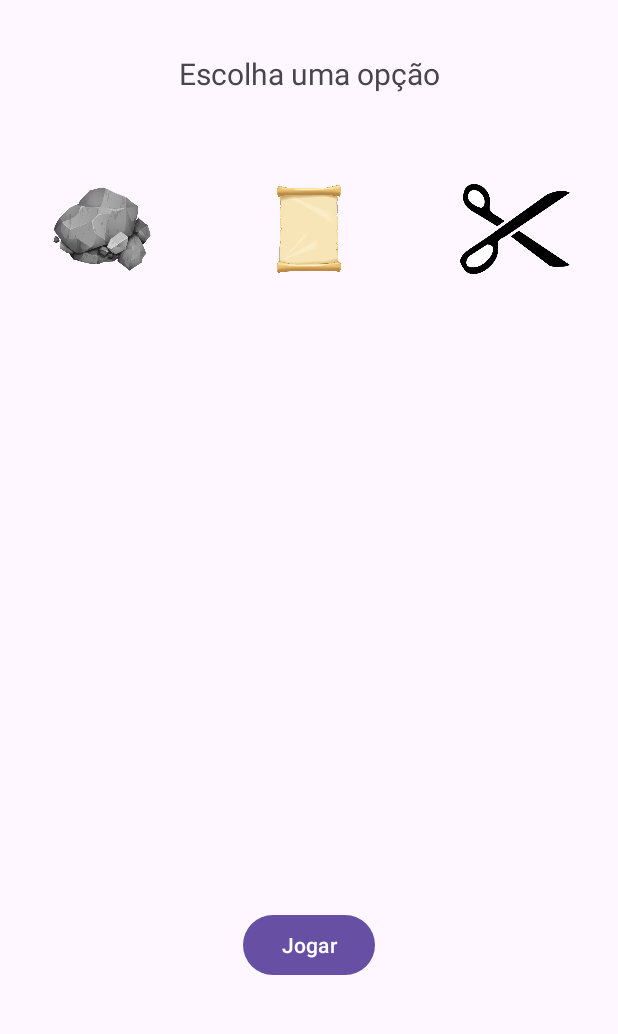
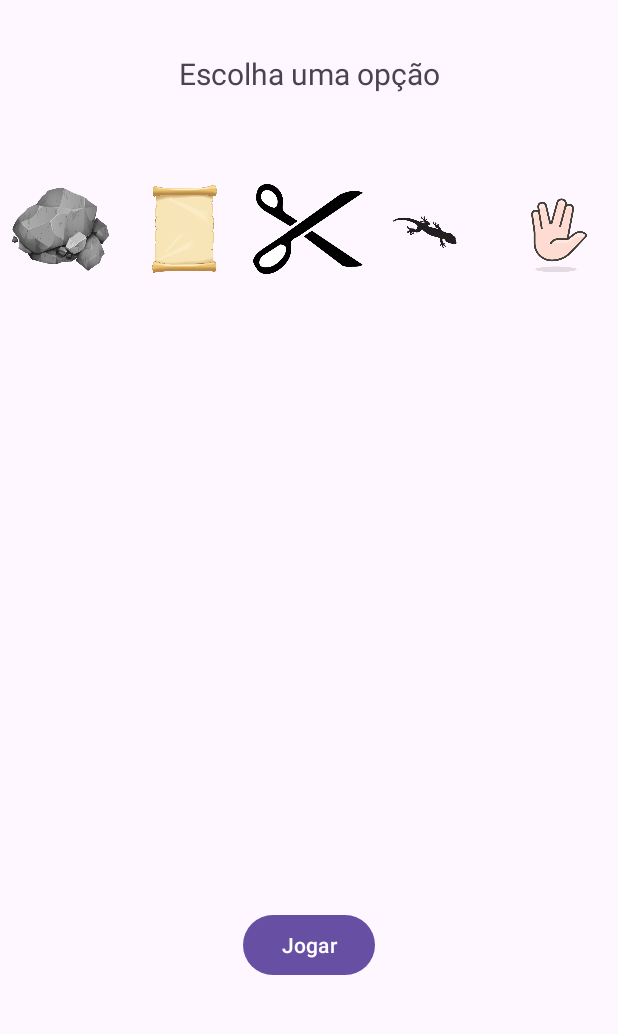
Before and after one commit to Brun0HC/PedraPapelTesoura, an Android app: the GameActivity screen opened directly, with no data from a screen before it, on a phone screen of 412 x 824 dp, the part 96-1130 px from its top. Run offline under Robolectric (Android 15) with nearby library versions, the phone set to English and light mode, and no system bars.

Commit message:
feat: new Lizad and Spock hand options

```diff
--- a/app/src/main/java/com/example/pedrapapeltesoura/jogadasMao/JogadasMao.kt
+++ b/app/src/main/java/com/example/pedrapapeltesoura/jogadasMao/JogadasMao.kt
@@ -3,5 +3,7 @@ package com.example.pedrapapeltesoura.jogadasMao
 enum class JogadasMao {
     PEDRA,
     PAPEL,
-    TESOURA
+    TESOURA,
+    LAGARTO,
+    SPOCK
 }
--- a/app/src/main/res/layout/activity_game.xml
+++ b/app/src/main/res/layout/activity_game.xml
@@ -56,6 +56,20 @@
             android:layout_height="60dp"
             android:layout_weight="1"
             android:src="@drawable/tesoura" />
+
+        <ImageView
+            android:id="@+id/imgLagarto"
+            android:layout_width="0dp"
+            android:layout_height="60dp"
+            android:layout_weight="1"
+            android:src="@drawable/lizard" />
+
+        <ImageView
+            android:id="@+id/imgSpock"
+            android:layout_width="0dp"
+            android:layout_height="60dp"
+            android:layout_weight="1"
+            android:src="@drawable/spock" />
     </LinearLayout>
 
     <Button
```
Also changed, not shown: app/src/main/java/com/example/pedrapapeltesoura/ui/GameActivity.kt (+79 -21 lines), app/src/main/res/drawable/lizard.png (added), app/src/main/res/drawable/spock.png (added).
